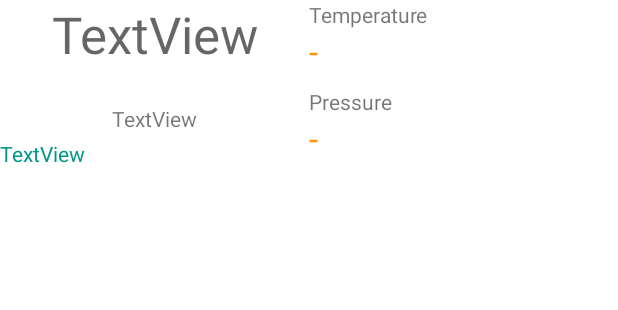
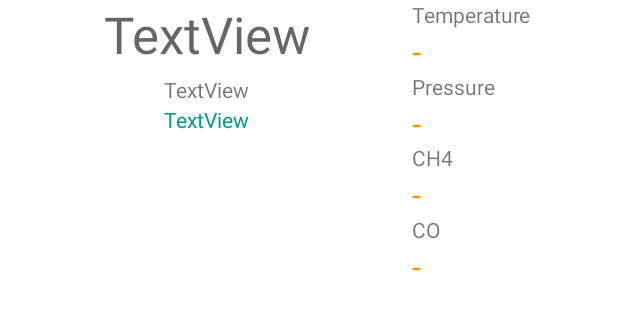
Before and after one commit to ionhedes/bluetooth-sensors, an Android app: the layout listitem_device.xml on its own in the app's theme, with its tools: preview values and no code run, on a phone screen of 412 x 824 dp. Shown: the top 310 px of the screen. Run offline under Robolectric (Android 15) with nearby library versions, the phone set to English and light mode, and no system bars.

Commit message:
Added support for CH4 and CO sensors. Refactored. Added gas alerts.

```diff
--- a/app/src/main/AndroidManifest.xml
+++ b/app/src/main/AndroidManifest.xml
@@ -38,7 +38,7 @@
         android:supportsRtl="true"
         android:theme="@style/Theme.Bluetoothsensors">
         <activity
-            android:name=".MainActivity"
+            android:name=".activity.MainActivity"
             android:exported="true">
             <intent-filter>
                 <action android:name="android.intent.action.MAIN" />
@@ -48,8 +48,8 @@
         </activity>
 
         <activity
-            android:name=".DataTransferActivity"
-            android:parentActivityName=".MainActivity"
+            android:name=".activity.DataTransferActivity"
+            android:parentActivityName=".activity.MainActivity"
             android:exported="true">
             <intent-filter>
                 <action android:name="android.intent.action.MAIN" />
--- a/app/src/main/java/com/example/bluetooth_sensors/MainActivity.java
+++ b/app/src/main/java/com/example/bluetooth_sensors/activity/MainActivity.java
@@ -1,4 +1,4 @@
-package com.example.bluetooth_sensors;
+package com.example.bluetooth_sensors.activity;
 
 import android.Manifest;
 import android.bluetooth.BluetoothAdapter;
@@ -15,6 +15,9 @@ import androidx.annotation.NonNull;
 import androidx.appcompat.app.AppCompatActivity;
 import androidx.core.app.ActivityCompat;
 import androidx.fragment.app.DialogFragment;
+
+import com.example.bluetooth_sensors.R;
+import com.example.bluetooth_sensors.fragment.PrintDeviceListDialogFragment;
 
 import java.io.BufferedWriter;
 import java.io.File;
--- a/app/src/main/java/com/example/bluetooth_sensors/PrintDeviceListDialogFragment.java
+++ b/app/src/main/java/com/example/bluetooth_sensors/fragment/PrintDeviceListDialogFragment.java
@@ -1,4 +1,4 @@
-package com.example.bluetooth_sensors;
+package com.example.bluetooth_sensors.fragment;
 
 import android.app.AlertDialog;
 import android.app.Dialog;
@@ -8,6 +8,8 @@ import android.os.Bundle;
 import androidx.annotation.NonNull;
 import androidx.annotation.Nullable;
 import androidx.fragment.app.DialogFragment;
+
+import com.example.bluetooth_sensors.R;
 
 public class PrintDeviceListDialogFragment extends DialogFragment {
 
@@ -29,7 +31,7 @@ public class PrintDeviceListDialogFragment extends DialogFragment {
      * I override this so I can set the host of the dialog using the listener field
      */
     @Override
-    public void onAttach(Context context) {
+    public void onAttach(@NonNull Context context) {
         super.onAttach(context);
         // Verify that the host activity implements the callback interface
         try {
--- a/app/src/main/java/com/example/bluetooth_sensors/model/LogEntry.java
+++ b/app/src/main/java/com/example/bluetooth_sensors/model/LogEntry.java
@@ -6,6 +6,8 @@ import java.time.LocalDateTime;
 public class LogEntry {
     public final float temperature;
     public final float pressure;
+    public final float ch4;
+    public final float co;
 
     public static String getMeasurementDate() {
         LocalDateTime now = LocalDateTime.now();
@@ -33,9 +35,11 @@ public class LogEntry {
         return getMeasurementDate() + "-" + getMeasurementTime();
     }
 
-    public LogEntry(float temperature, float pressure) {
+    public LogEntry(float temperature, float pressure, float ch4, float co) {
         this.temperature = temperature;
         this.pressure = pressure;
+        this.ch4 = ch4;
+        this.co = co;
     }
 
     public float getTemperature() {
--- a/app/src/main/res/layout/activity_datatransfer.xml
+++ b/app/src/main/res/layout/activity_datatransfer.xml
@@ -4,7 +4,7 @@
     xmlns:tools="http://schemas.android.com/tools"
     android:layout_width="match_parent"
     android:layout_height="match_parent"
-    tools:context=".DataTransferActivity">
+    tools:context=".activity.DataTransferActivity">
 
     <androidx.recyclerview.widget.RecyclerView
         android:id="@+id/device_list"
@@ -25,7 +25,8 @@
         android:layout_marginStart="16dp"
         android:layout_marginEnd="16dp"
         android:layout_marginBottom="16dp"
-        android:text="@string/text_close_and_save"
+        android:onClick="testGasAlert"
+        android:text="@string/text_test_alert"
         app:layout_constraintBottom_toBottomOf="parent"
         app:layout_constraintEnd_toEndOf="parent"
         app:layout_constraintStart_toStartOf="parent" />
--- a/app/src/main/res/layout/listitem_device.xml
+++ b/app/src/main/res/layout/listitem_device.xml
@@ -1,21 +1,21 @@
 <?xml version="1.0" encoding="utf-8"?>
 <LinearLayout xmlns:android="http://schemas.android.com/apk/res/android"
     android:layout_width="match_parent"
-    android:layout_height="115dp"
+    android:layout_height="190dp"
+    android:baselineAligned="false"
     android:orientation="horizontal">
 
     <LinearLayout
         android:layout_width="match_parent"
         android:layout_height="match_parent"
-        android:layout_weight="0.5"
+        android:layout_weight="0.25"
         android:orientation="vertical">
 
 
         <TextView
             android:id="@+id/text_name"
             android:layout_width="match_parent"
-            android:layout_height="match_parent"
-            android:layout_weight="2"
+            android:layout_height="50dp"
             android:text="TextView"
             android:textAlignment="center"
             android:textAppearance="@style/TextAppearance.AppCompat.Display1" />
@@ -23,17 +23,16 @@
         <TextView
             android:id="@+id/text_addr"
             android:layout_width="match_parent"
-            android:layout_height="match_parent"
-            android:layout_weight="4"
+            android:layout_height="20dp"
             android:text="TextView"
             android:textAlignment="center" />
 
         <TextView
             android:id="@+id/text_status"
             android:layout_width="match_parent"
-            android:layout_height="match_parent"
-            android:layout_weight="4"
+            android:layout_height="20dp"
             android:text="TextView"
+            android:textAlignment="center"
             android:textColor="#009688" />
 
     </LinearLayout>
@@ -54,7 +53,7 @@
             android:layout_width="match_parent"
             android:layout_height="match_parent"
             android:layout_weight="0.4"
-            android:text="-"
+            android:text="@string/literal_value_placeholder"
             android:textAppearance="@style/TextAppearance.AppCompat.Large"
             android:textColor="#FF9800" />
 
@@ -69,7 +68,37 @@
             android:layout_width="match_parent"
             android:layout_height="match_parent"
             android:layout_weight="0.4"
-            android:text="-"
+            android:text="@string/literal_value_placeholder"
+            android:textAppearance="@style/TextAppearance.AppCompat.Large"
+            android:textColor="#FF9800" />
+
+        <TextView
+            android:id="@+id/textView3"
+            android:layout_width="match_parent"
+            android:layout_height="wrap_content"
+            android:text="@string/literal_ch4" />
+
+        <TextView
+            android:id="@+id/text_ch4"
+            android:layout_width="match_parent"
+            android:layout_height="match_parent"
+            android:layout_weight="0.4"
+            android:text="@string/literal_value_placeholder"
+            android:textAppearance="@style/TextAppearance.AppCompat.Large"
+            android:textColor="#FF9800" />
+
+        <TextView
+            android:id="@+id/textView4"
+            android:layout_width="match_parent"
+            android:layout_height="wrap_content"
+            android:text="@string/literal_CO" />
+
+        <TextView
+            android:id="@+id/text_co"
+            android:layout_width="match_parent"
+            android:layout_height="match_parent"
+            android:layout_weight="0.4"
+            android:text="@string/literal_value_placeholder"
             android:textAppearance="@style/TextAppearance.AppCompat.Large"
             android:textColor="#FF9800" />
     </LinearLayout>
--- a/app/src/main/res/values/strings.xml
+++ b/app/src/main/res/values/strings.xml
@@ -18,8 +18,14 @@
     <string name="connected_message">connected</string>
     <string name="disconnected_message">disconnected</string>
     <string name="log_tag">BT_SENSORS</string>
-    <string name="text_close_and_save">apeși degeaba</string>
+    <string name="text_test_alert">Test alert</string>
     <string name="database_url">https://bluetooth-sensors-default-rtdb.europe-west1.firebasedatabase.app/</string>
     <string name="text_save_locally">Save data locally</string>
     <string name="text_save_remotely">Save data remotely</string>
+    <string name="literal_ch4">CH4</string>
+    <string name="literal_CO">CO</string>
+    <string name="literal_celsius">°C</string>
+    <string name="literal_value_placeholder">-</string>
+    <string name="literal_hpa">hPa</string>
+    <string name="literal_ppm">ppm</string>
 </resources>
--- a/build.gradle
+++ b/build.gradle
@@ -10,8 +10,8 @@ buildscript {
 }
 
 plugins {
-    id 'com.android.application' version '7.1.2' apply false
-    id 'com.android.library' version '7.1.2' apply false
+    id 'com.android.application' version '7.1.3' apply false
+    id 'com.android.library' version '7.1.3' apply false
 }
 
 task clean(type: Delete) {
```
Also changed, not shown: app/src/main/java/com/example/bluetooth_sensors/activity/DataTransferActivity.java (renamed from app/src/main/java/com/example/bluetooth_sensors/DataTransferActivity.java, +46 -7 lines), app/src/main/java/com/example/bluetooth_sensors/adapter/DeviceAdapter.java (renamed from app/src/main/java/com/example/bluetooth_sensors/adapters/DeviceAdapter.java, +26 -11 lines), app/src/main/java/com/example/bluetooth_sensors/fragment/GasLevelAlertDialogFragment.java (added, +40 -0 lines), app/src/main/java/com/example/bluetooth_sensors/model/Device.java (+18 -0 lines).
